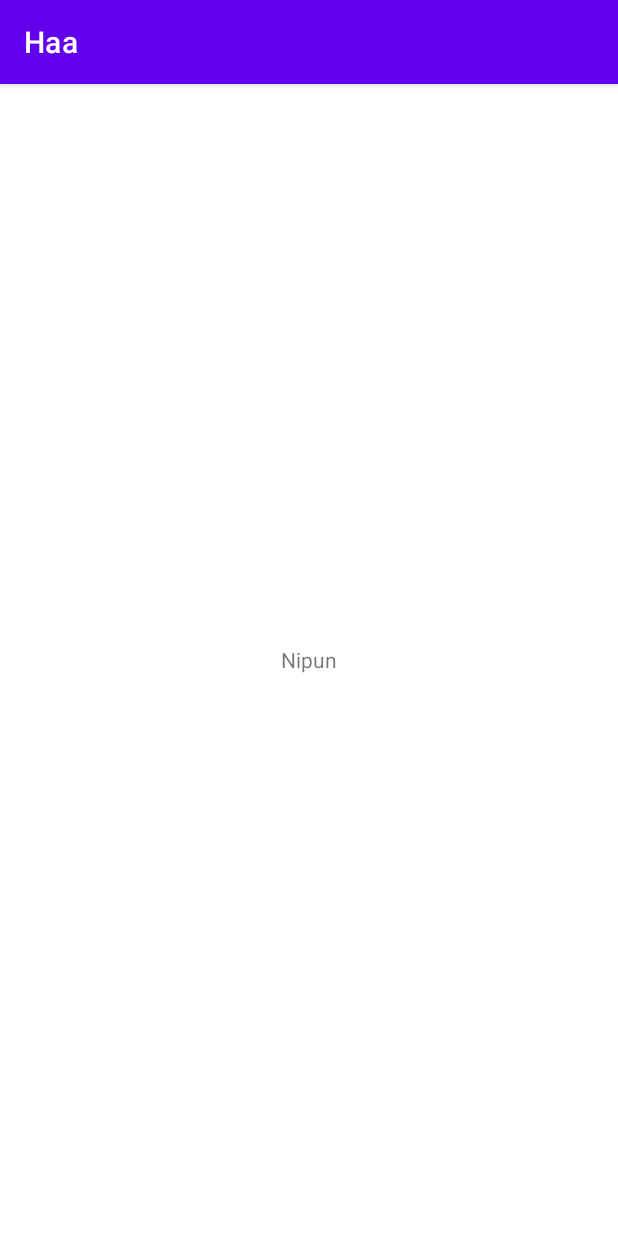
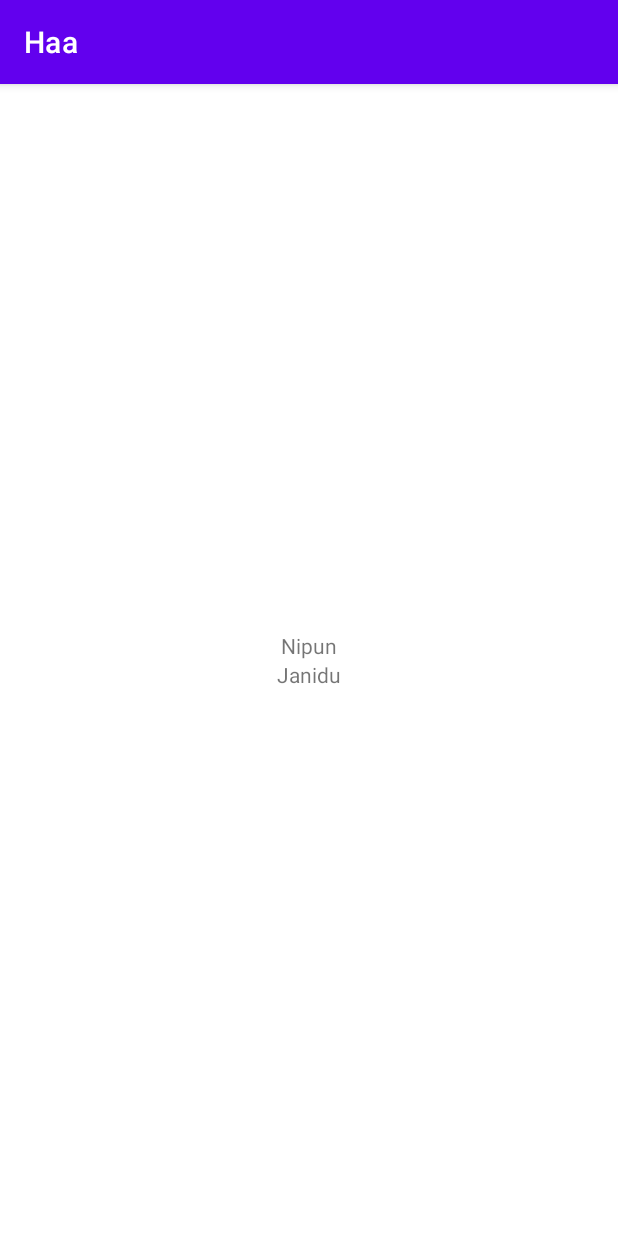
Before and after one commit to JaniduChamika/Mobile-home-account-asistant, an Android app: the screen it shows after launch (MainActivity), on a phone screen of 412 x 824 dp. Run offline under Robolectric (Android 15) with nearby library versions, the light colour scheme and no system bars.

Commit message:
Update activity_main.xml

```diff
--- a/Haa/app/src/main/res/layout/activity_main.xml
+++ b/Haa/app/src/main/res/layout/activity_main.xml
@@ -4,18 +4,18 @@
     xmlns:tools="http://schemas.android.com/tools"
     android:layout_width="match_parent"
     android:layout_height="match_parent"
+    android:gravity="center"
     android:orientation="vertical"
-    tools:context=".MainActivity"
-    android:gravity="center">
+    tools:context=".MainActivity">
 
     <TextView
         android:layout_width="wrap_content"
         android:layout_height="wrap_content"
         android:layout_gravity="center"
-        android:text="Nipun"
-        app:layout_constraintBottom_toBottomOf="parent"
-        app:layout_constraintEnd_toEndOf="parent"
-        app:layout_constraintStart_toStartOf="parent"
-        app:layout_constraintTop_toTopOf="parent" />
-
+        android:text="Nipun" />
+    <TextView
+        android:layout_width="wrap_content"
+        android:layout_height="wrap_content"
+        android:layout_gravity="center"
+        android:text="Janidu" />
 </LinearLayout>
```
